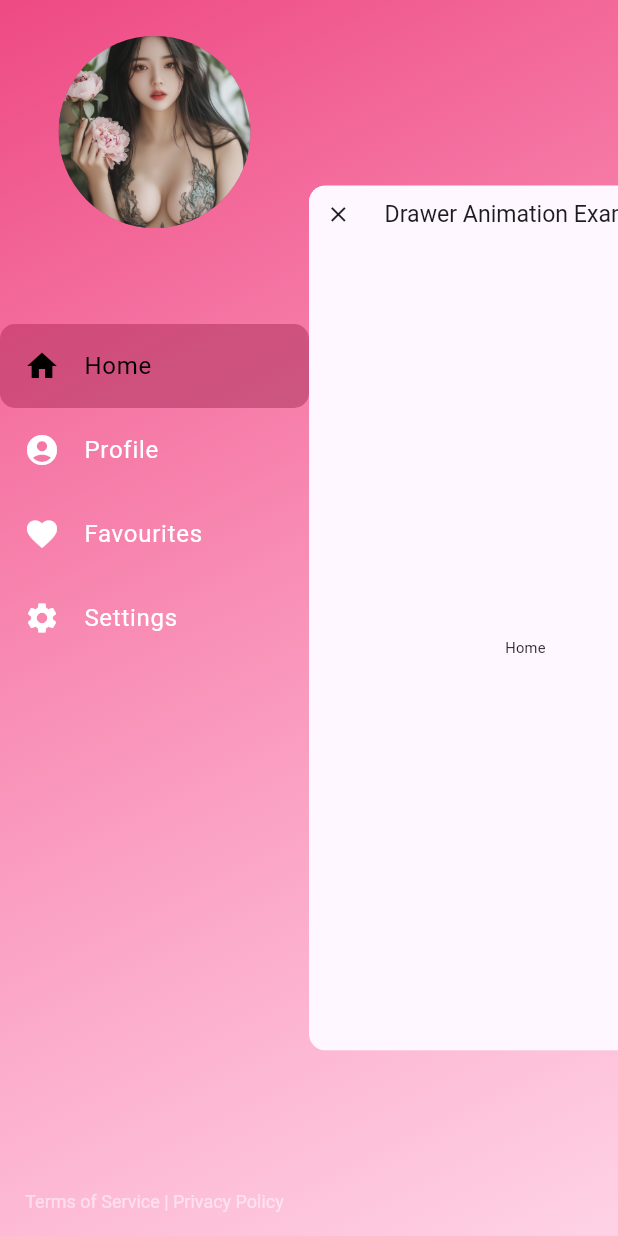
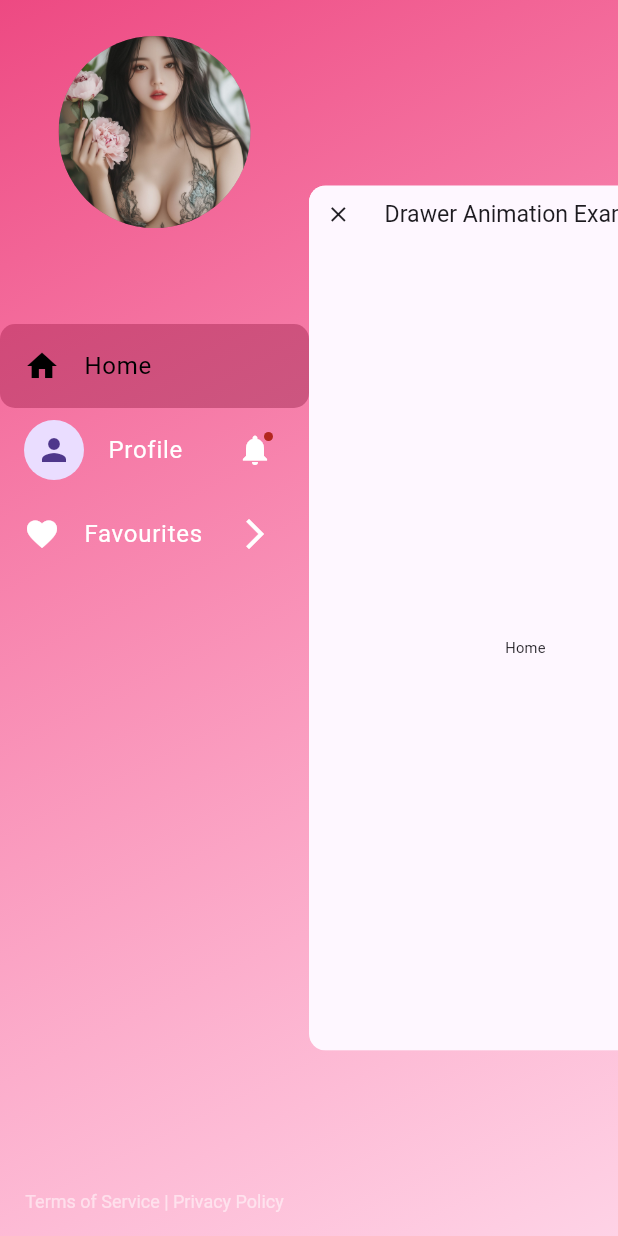
Before and after one commit to vanh6803/drawer_transition, a Flutter app: the screen it shows after launch, after a tap on the "menu" icon, on a phone screen of 412 x 824 dp. Run offline on Flutter 3.47's test engine with Material 3 defaults, Android fonts, the phone set to English and light mode, and no system bars.

Commit message:
Update version package, add customization ability for drawer items

```diff
--- a/example/lib/main.dart
+++ b/example/lib/main.dart
@@ -27,28 +27,45 @@
   final _drawerController = DrawerTransitionController();
   final _selectedIndex = ValueNotifier<int>(0);
 
-  final List<DrawerItem> _items = [
-    DrawerItem(icon: Icons.home, title: 'Home'),
-    DrawerItem(icon: Icons.account_circle_rounded, title: 'Profile'),
-    DrawerItem(icon: Icons.favorite, title: 'Favourites'),
-    DrawerItem(icon: Icons.settings, title: 'Settings'),
-  ];
-
-  final List<Widget> _pages = [
-    const Center(
-      child: Text('Home'),
+  final List<(DrawerItem, Widget)> _drawerConfig = [
+    (
+      DrawerItem.basic(
+        icon: Icons.home,
+        title: 'Home',
+      ),
+      const Center(child: Text('Home')),
     ),
-    const Center(
-      child: Text('Profile'),
+    (
+      DrawerItem.custom(
+        leading: const CircleAvatar(child: Icon(Icons.person)),
+        titleWidget: const Text('Profile'),
+        trailing: const Badge(child: Icon(Icons.notifications)),
+      ),
+      const Center(child: Text('Profile')),
     ),
-    const Center(
-      child: Text('Favourites'),
-    ),
-    const Center(
-      child: Text('Settings'),
+    (
+      DrawerItem.builder(
+        builder: (context, isSelected) {
+          return ListTile(
+            selected: isSelected,
+            selectedColor: Colors.black,
+            selectedTileColor: Colors.black.withOpacity(0.4),
+            leading: Icon(Icons.favorite),
+            title: Text(
+              'Favourites',
+              maxLines: 1,
+            ),
+            trailing: Icon(Icons.arrow_forward_ios),
+          );
+        },
+      ),
+      const Center(child: Text('Favourites')),
     ),
   ];
 
+  // Tách items và pages từ _drawerConfig
+  List<DrawerItem> get _items => _drawerConfig.map((e) => e.$1).toList();
+  List<Widget> get _pages => _drawerConfig.map((e) => e.$2).toList();
   @override
   Widget build(BuildContext context) {
     return DrawerTransition(
--- a/lib/src/drawer_content.dart
+++ b/lib/src/drawer_content.dart
@@ -1,7 +1,6 @@
+import 'package:drawer_transition/src/drawer_item.dart';
 import 'package:drawer_transition/src/drawer_list_title.dart';
 import 'package:flutter/material.dart';
-
-import 'drawer_item.dart';
 
 class DrawerContent extends StatelessWidget {
   final List<DrawerItem> items;
@@ -51,10 +50,8 @@
                     itemCount: items.length,
                     padding: EdgeInsets.zero,
                     itemBuilder: (context, index) {
-                      final item = items[index];
                       return DrawerListTile(
-                        icon: item.icon,
-                        title: item.title,
+                        item: items[index], // Truyền toàn bộ DrawerItem
                         isSelected: selected == index,
                         selectedColor: selectedColor,
                         selectedTileColor: selectedTileColor,
--- a/lib/src/drawer_item.dart
+++ b/lib/src/drawer_item.dart
@@ -1,8 +1,66 @@
 import 'package:flutter/material.dart';
 
 class DrawerItem {
-  final IconData icon;
-  final String title;
+  /// The icon to display (optional if custom leading widget is provided)
+  final IconData? icon;
 
-  DrawerItem({required this.icon, required this.title});
+  /// The title text (optional if custom title widget is provided)
+  final String? title;
+
+  /// Custom widget to display as the leading widget
+  final Widget? leading;
+
+  /// Custom widget to display as the title
+  final Widget? titleWidget;
+
+  /// Custom widget to display as the trailing widget
+  final Widget? trailing;
+
+  /// Custom builder for entire list tile
+  final Widget Function(BuildContext context, bool isSelected)? builder;
+
+  DrawerItem({
+    this.icon,
+    this.title,
+    this.leading,
+    this.titleWidget,
+    this.trailing,
+    this.builder,
+  }) : assert(
+          (icon != null && title != null) ||
+              (leading != null && titleWidget != null) ||
+              builder != null,
+          'Must provide either icon/title pair, custom widgets, or a builder',
+        );
+
+  /// Create item with basic icon and title
+  factory DrawerItem.basic({
+    required IconData icon,
+    required String title,
+  }) {
+    return DrawerItem(
+      icon: icon,
+      title: title,
+    );
+  }
+
+  /// Create item with custom widgets
+  factory DrawerItem.custom({
+    required Widget leading,
+    required Widget titleWidget,
+    Widget? trailing,
+  }) {
+    return DrawerItem(
+      leading: leading,
+      titleWidget: titleWidget,
+      trailing: trailing,
+    );
+  }
+
+  /// Create item with custom builder
+  factory DrawerItem.builder({
+    required Widget Function(BuildContext context, bool isSelected) builder,
+  }) {
+    return DrawerItem(builder: builder);
+  }
 }
--- a/lib/src/drawer_list_title.dart
+++ b/lib/src/drawer_list_title.dart
@@ -1,8 +1,8 @@
+import 'package:drawer_transition/src/drawer_item.dart';
 import 'package:flutter/material.dart';
 
 class DrawerListTile extends StatelessWidget {
-  final IconData icon;
-  final String title;
+  final DrawerItem item;
   final bool isSelected;
   final VoidCallback onTap;
   final Color? selectedColor;
@@ -13,8 +13,7 @@
 
   const DrawerListTile({
     super.key,
-    required this.icon,
-    required this.title,
+    required this.item,
     required this.isSelected,
     required this.onTap,
     this.selectedColor,
@@ -27,14 +26,23 @@
 
   @override
   Widget build(BuildContext context) {
+    if (item.builder != null) {
+      return InkWell(
+        onTap: onTap,
+        child: item.builder!(context, isSelected),
+      );
+    }
+
     return ListTile(
       onTap: onTap,
       selected: isSelected,
       selectedColor: selectedColor ?? Theme.of(context).primaryColor,
       selectedTileColor:
           selectedTileColor ?? Theme.of(context).primaryColor.withOpacity(0.2),
-      leading: Icon(icon),
-      title: Text(title),
+      leading: item.leading ?? (item.icon != null ? Icon(item.icon) : null),
+      title:
+          item.titleWidget ?? (item.title != null ? Text(item.title!) : null),
+      trailing: item.trailing,
       hoverColor: hoverColor ?? Colors.white.withOpacity(0.1),
       shape: shape ??
           RoundedRectangleBorder(
--- a/pubspec.yaml
+++ b/pubspec.yaml
@@ -1,7 +1,7 @@
 name: drawer_transition
 description: "A new Flutter package project."
-version: 0.0.1
-homepage: https://github.com/vanh6803/drawer_animation
+version: 0.0.2
+homepage: https://github.com/vanh6803/drawer_transition
 
 environment:
   sdk: '>=3.1.0 <4.0.0'
```
Also changed, not shown: 2 other files.
